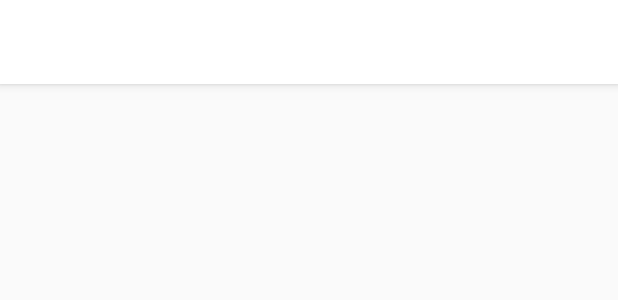
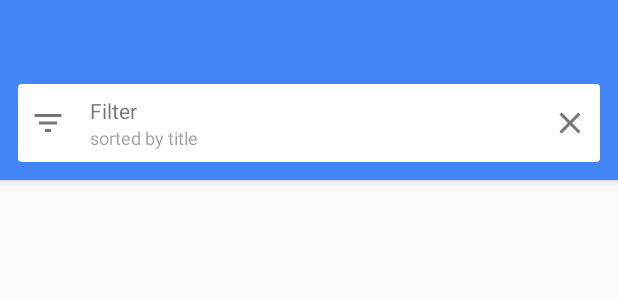
Before and after one commit to ahndwon/RssLiveSlider, an Android app: the layout activity_main.xml on its own in the app's theme, with its tools: preview values and no code run, on a phone screen of 412 x 824 dp. Shown: the top 300 px of the screen. Run offline under Robolectric (Android 15) with nearby library versions, the phone set to English and light mode, and no system bars.

```diff
--- a/app/src/main/java/xyz/thingapps/rssliveslider/activities/MainActivity.kt
+++ b/app/src/main/java/xyz/thingapps/rssliveslider/activities/MainActivity.kt
@@ -27,6 +27,7 @@ class MainActivity : AppCompatActivity() {
         super.onCreate(savedInstanceState)
         setContentView(R.layout.activity_main)
         setSupportActionBar(toolbar)
+        supportActionBar?.setDisplayHomeAsUpEnabled(true)
 
         supportFragmentManager.beginTransaction()
             .replace(R.id.frameContainer, HomeFragment())
--- a/app/src/main/java/xyz/thingapps/rssliveslider/fragments/HomeFragment.kt
+++ b/app/src/main/java/xyz/thingapps/rssliveslider/fragments/HomeFragment.kt
@@ -32,8 +32,8 @@ class HomeFragment : Fragment() {
         view.homeRecyclerView.layoutManager = LinearLayoutManager(view.context)
 
         return view
+
     }
-
 
     override fun onActivityCreated(savedInstanceState: Bundle?) {
         super.onActivityCreated(savedInstanceState)
--- /dev/null
+++ b/app/src/main/res/drawable/ic_add.xml
@@ -0,0 +1,9 @@
+<vector android:height="24dp"
+    android:viewportHeight="42"
+    android:viewportWidth="42"
+    android:width="24dp"
+    xmlns:android="http://schemas.android.com/apk/res/android">
+    <path
+        android:fillColor="#FFFFFFFF"
+        android:pathData="M42,19l-19,0l0,-19l-4,0l0,19l-19,0l0,4l19,0l0,19l4,0l0,-19l19,0z" />
+</vector>
--- /dev/null
+++ b/app/src/main/res/drawable/ic_close_white_24px.xml
@@ -0,0 +1,9 @@
+<vector xmlns:android="http://schemas.android.com/apk/res/android"
+    android:width="24dp"
+    android:height="24dp"
+    android:viewportWidth="24.0"
+    android:viewportHeight="24.0">
+    <path
+        android:pathData="M19,6.41L17.59,5 12,10.59 6.41,5 5,6.41 10.59,12 5,17.59 6.41,19 12,13.41 17.59,19 19,17.59 13.41,12z"
+        android:fillColor="#FFFFFF" />
+</vector>
--- /dev/null
+++ b/app/src/main/res/drawable/ic_filter_list_white_24px.xml
@@ -0,0 +1,9 @@
+<vector xmlns:android="http://schemas.android.com/apk/res/android"
+    android:width="24dp"
+    android:height="24dp"
+    android:viewportWidth="24.0"
+    android:viewportHeight="24.0">
+    <path
+        android:pathData="M10,18h4v-2h-4v2zM3,6v2h18L21,6L3,6zM6,13h12v-2L6,11v2z"
+        android:fillColor="#FFFFFF" />
+</vector>
--- a/app/src/main/res/layout/activity_main.xml
+++ b/app/src/main/res/layout/activity_main.xml
@@ -9,7 +9,7 @@
     <com.google.android.material.appbar.AppBarLayout
         android:id="@+id/appbar"
         android:layout_width="match_parent"
-        android:layout_height="?attr/actionBarSize"
+        android:layout_height="wrap_content"
         app:layout_constraintTop_toTopOf="parent"
         app:theme="@style/AppTheme.AppBarOverlay">
 
@@ -31,6 +31,99 @@
                 android:textStyle="bold" />
 
         </androidx.appcompat.widget.Toolbar>
+
+
+        <FrameLayout
+            android:id="@+id/filterBarContainer"
+            android:layout_width="match_parent"
+            android:layout_height="wrap_content"
+            android:layout_below="@+id/toolbar"
+            android:background="?attr/colorPrimary"
+            android:paddingBottom="12dp"
+            android:paddingLeft="12dp"
+            android:paddingRight="12dp">
+
+            <androidx.cardview.widget.CardView
+                android:id="@+id/filterBar"
+                android:layout_width="match_parent"
+                android:layout_height="wrap_content"
+                android:clickable="true"
+                android:elevation="8dp"
+                android:foreground="?attr/selectableItemBackground"
+                android:focusable="true">
+
+                <androidx.constraintlayout.widget.ConstraintLayout
+                    android:layout_width="match_parent"
+                    android:layout_height="wrap_content"
+                    android:gravity="center_vertical">
+
+                    <ImageView
+                        android:id="@+id/buttonFilter"
+                        android:layout_width="wrap_content"
+                        android:layout_height="wrap_content"
+                        android:layout_centerVertical="true"
+                        android:padding="8dp"
+                        android:tint="@color/greySecondary"
+                        app:srcCompat="@drawable/ic_filter_list_white_24px"
+                        android:contentDescription="@string/description_filter_image"
+                        app:layout_constraintTop_toTopOf="parent"
+                        app:layout_constraintBottom_toBottomOf="parent"
+                        app:layout_constraintStart_toStartOf="parent" />
+
+                    <LinearLayout
+                        android:id="@+id/textCurrentSearchContainer"
+                        android:layout_width="0dp"
+                        android:layout_height="wrap_content"
+                        android:layout_centerVertical="true"
+                        android:layout_marginStart="8dp"
+                        android:layout_toEndOf="@+id/buttonFilter"
+                        android:orientation="vertical"
+                        android:paddingBottom="8dp"
+                        android:paddingTop="8dp"
+                        app:layout_constraintTop_toTopOf="parent"
+                        app:layout_constraintBottom_toBottomOf="parent"
+                        app:layout_constraintStart_toEndOf="@id/buttonFilter"
+                        app:layout_constraintEnd_toStartOf="@id/buttonClearFilter">
+
+                        <TextView
+                            android:id="@+id/textCurrentSearch"
+                            style="@style/AppTheme.Body1"
+                            android:layout_width="wrap_content"
+                            android:layout_height="wrap_content"
+                            android:text="@string/filter_all_rss"
+                            android:textColor="@color/greySecondary"
+                            tools:text="Filter" />
+
+                        <TextView
+                            android:id="@+id/textCurrentSortBy"
+                            style="@style/AppTheme.Caption"
+                            android:layout_width="wrap_content"
+                            android:layout_height="wrap_content"
+                            android:text="@string/filter_sorted_by_title"
+                            android:textColor="@color/greyDisabled" />
+
+                    </LinearLayout>
+
+                    <ImageView
+                        android:id="@+id/buttonClearFilter"
+                        android:layout_width="wrap_content"
+                        android:layout_height="wrap_content"
+                        android:layout_alignParentEnd="true"
+                        android:layout_centerVertical="true"
+                        android:padding="8dp"
+                        android:tint="@color/greySecondary"
+                        android:contentDescription="@string/description_clear_filter"
+                        app:srcCompat="@drawable/ic_close_white_24px"
+                        app:layout_constraintTop_toTopOf="parent"
+                        app:layout_constraintBottom_toBottomOf="parent"
+                        app:layout_constraintEnd_toEndOf="parent" />
+
+                </androidx.constraintlayout.widget.ConstraintLayout>
+
+            </androidx.cardview.widget.CardView>
+
+        </FrameLayout>
+
     </com.google.android.material.appbar.AppBarLayout>
 
     <FrameLayout
--- a/app/src/main/res/values/colors.xml
+++ b/app/src/main/res/values/colors.xml
@@ -1,8 +1,14 @@
 <?xml version="1.0" encoding="utf-8"?>
 <resources>
-    <color name="colorPrimary">#ffffff</color>
-    <color name="colorPrimaryDark">#eeeeee</color>
+    <color name="colorPrimary">#4285F4</color>
+    <color name="colorPrimaryDark">#3367D6</color>
+    <!--<color name="colorPrimary">#ffffff</color>-->
+    <!--<color name="colorPrimaryDark">#eeeeee</color>-->
     <color name="colorAccent">#4285F4</color>
     <color name="colorTransparentBlack">#AD000000</color>
     <color name="colorWhite">#ffffff</color>
+
+    <color name="greyPrimary">#DE000000</color>
+    <color name="greySecondary">#8B000000</color>
+    <color name="greyDisabled">#61000000</color>
 </resources>
--- a/app/src/main/res/values/strings.xml
+++ b/app/src/main/res/values/strings.xml
@@ -3,4 +3,8 @@
     <string name="see_all_contents">전체 콘텐츠 보기</string>
     <string name="description_feed_image">feed image</string>
     <string name="title_search">search</string>
+    <string name="description_filter_image">filter image</string>
+    <string name="description_clear_filter">clear filter</string>
+    <string name="filter_sorted_by_title">sorted by title</string>
+    <string name="filter_all_rss">All RSS</string>
 </resources>
--- a/app/src/main/res/values/styles.xml
+++ b/app/src/main/res/values/styles.xml
@@ -17,10 +17,12 @@
     </style>
 
     <style name="AppTheme.Toolbar" parent="AppTheme">
-        <item name="android:background">@android:color/white</item>
-        <item name="android:textColorPrimary">@android:color/black</item>
+        <item name="android:background">@color/colorPrimary</item>
+        <item name="android:textColorPrimary">@android:color/white</item>
         <item name="android:textColorSecondary">@color/colorPrimaryDark</item>
         <item name="colorControlNormal">@color/colorTransparentBlack</item>
+        <item name="android:homeAsUpIndicator">@drawable/ic_add</item>
+
         <!--<item name="navigationIcon">@drawable/ic_search</item>-->
     </style>
 
@@ -29,4 +31,14 @@
         <item name="android:textStyle">bold</item>
     </style>
 
+    <style name="AppTheme.Body1">
+        <item name="android:fontFamily">sans-serif</item>
+        <item name="android:textSize">14sp</item>
+    </style>
+
+    <style name="AppTheme.Caption">
+        <item name="android:fontFamily">sans-serif</item>
+        <item name="android:textSize">12sp</item>
+    </style>
+
 </resources>
```
